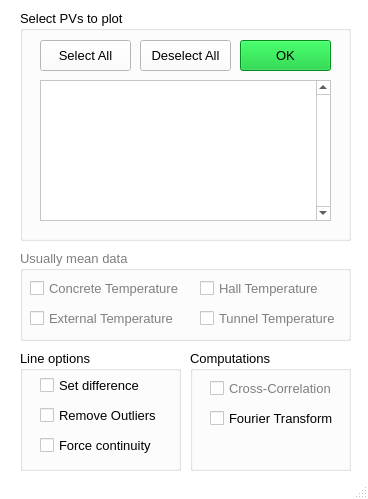
Qt form gui/select2plot.ui (leonardo-leao/data-analyzer) before a commit.
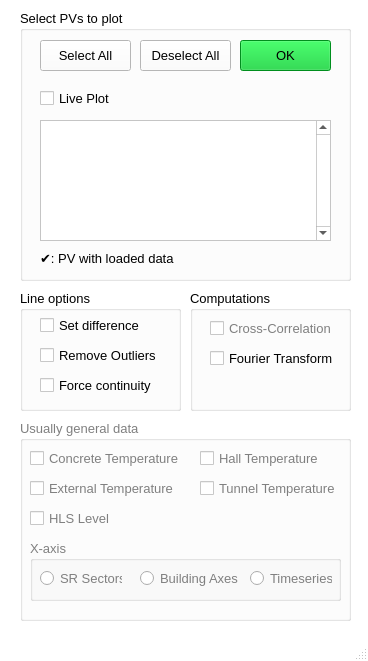
The same form after that commit.

Patch:
```diff
--- a/gui/select2plot.ui
+++ b/gui/select2plot.ui
@@ -7,7 +7,7 @@
     <x>0</x>
     <y>0</y>
     <width>368</width>
-    <height>499</height>
+    <height>661</height>
    </rect>
   </property>
   <property name="palette">
@@ -435,7 +435,7 @@
       <x>20</x>
       <y>10</y>
       <width>331</width>
-      <height>231</height>
+      <height>271</height>
      </rect>
     </property>
     <property name="font">
@@ -907,9 +907,9 @@
      <property name="geometry">
       <rect>
        <x>20</x>
-       <y>70</y>
+       <y>110</y>
        <width>291</width>
-       <height>141</height>
+       <height>121</height>
       </rect>
      </property>
      <property name="verticalScrollBarPolicy">
@@ -924,17 +924,43 @@
         <x>0</x>
         <y>0</y>
         <width>272</width>
-        <height>139</height>
+        <height>119</height>
        </rect>
       </property>
      </widget>
     </widget>
+    <widget class="QCheckBox" name="cb_livePlot">
+     <property name="geometry">
+      <rect>
+       <x>20</x>
+       <y>80</y>
+       <width>271</width>
+       <height>17</height>
+      </rect>
+     </property>
+     <property name="text">
+      <string>Live Plot</string>
+     </property>
+    </widget>
+    <widget class="QLabel" name="label">
+     <property name="geometry">
+      <rect>
+       <x>20</x>
+       <y>240</y>
+       <width>141</width>
+       <height>16</height>
+      </rect>
+     </property>
+     <property name="text">
+      <string>✔: PV with loaded data</string>
+     </property>
+    </widget>
    </widget>
    <widget class="QGroupBox" name="groupBox_2">
     <property name="geometry">
      <rect>
       <x>20</x>
-      <y>350</y>
+      <y>290</y>
       <width>161</width>
       <height>121</height>
      </rect>
@@ -997,7 +1023,7 @@
     <property name="geometry">
      <rect>
       <x>190</x>
-      <y>350</y>
+      <y>290</y>
       <width>161</width>
       <height>121</height>
      </rect>
@@ -1047,9 +1073,9 @@
     <property name="geometry">
      <rect>
       <x>20</x>
-      <y>250</y>
+      <y>420</y>
       <width>331</width>
-      <height>91</height>
+      <height>201</height>
      </rect>
     </property>
     <property name="font">
@@ -1058,7 +1084,7 @@
      </font>
     </property>
     <property name="title">
-     <string>Usually mean data</string>
+     <string>Usually general data</string>
     </property>
     <widget class="QCheckBox" name="checkBox">
      <property name="geometry">
@@ -1112,6 +1138,71 @@
       <string>Tunnel Temperature</string>
      </property>
     </widget>
+    <widget class="QGroupBox" name="groupBox_5">
+     <property name="geometry">
+      <rect>
+       <x>10</x>
+       <y>120</y>
+       <width>311</width>
+       <height>61</height>
+      </rect>
+     </property>
+     <property name="title">
+      <string>X-axis</string>
+     </property>
+     <widget class="QRadioButton" name="radioButton">
+      <property name="geometry">
+       <rect>
+        <x>10</x>
+        <y>30</y>
+        <width>82</width>
+        <height>17</height>
+       </rect>
+      </property>
+      <property name="text">
+       <string>SR Sectors</string>
+      </property>
+     </widget>
+     <widget class="QRadioButton" name="radioButton_2">
+      <property name="geometry">
+       <rect>
+        <x>110</x>
+        <y>30</y>
+        <width>101</width>
+        <height>17</height>
+       </rect>
+      </property>
+      <property name="text">
+       <string>Building Axes</string>
+      </property>
+     </widget>
+     <widget class="QRadioButton" name="radioButton_3">
+      <property name="geometry">
+       <rect>
+        <x>220</x>
+        <y>30</y>
+        <width>82</width>
+        <height>17</height>
+       </rect>
+      </property>
+      <property name="text">
+       <string>Timeseries</string>
+      </property>
+     </widget>
+    </widget>
+    <widget class="QCheckBox" name="checkBox_6">
+     <property name="geometry">
+      <rect>
+       <x>10</x>
+       <y>90</y>
+       <width>151</width>
+       <height>17</height>
+      </rect>
+     </property>
+     <property name="text">
+      <string>HLS Level</string>
+     </property>
+    </widget>
    </widget>
   </widget>
   <widget class="QStatusBar" name="statusbar"/>
```
